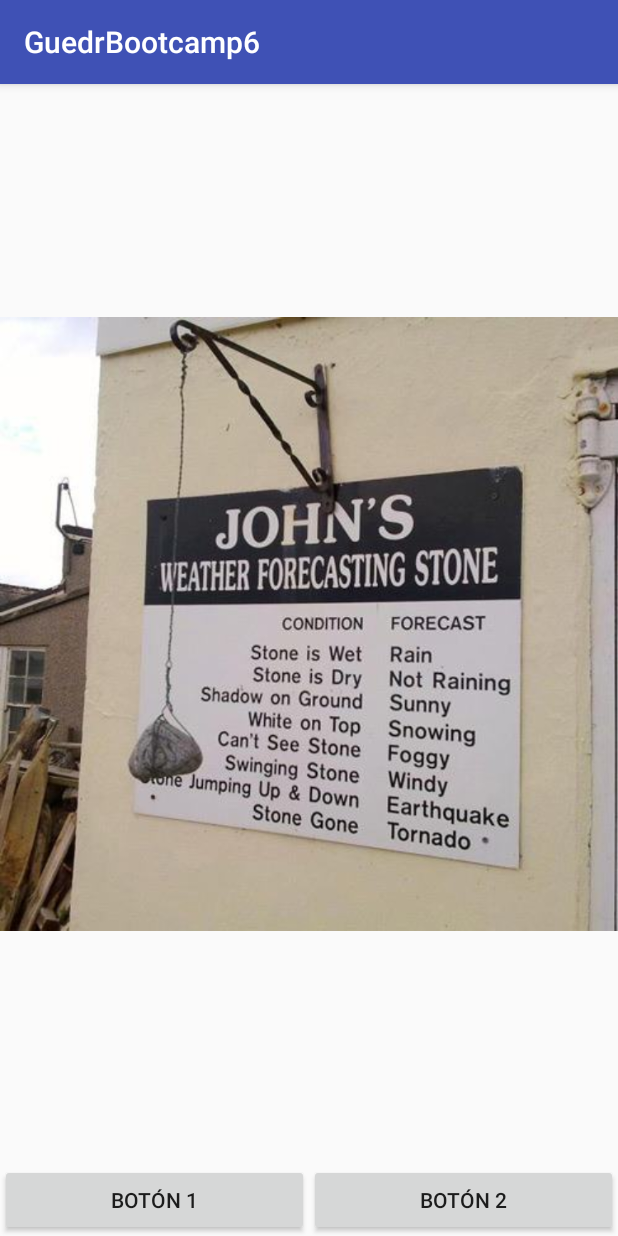
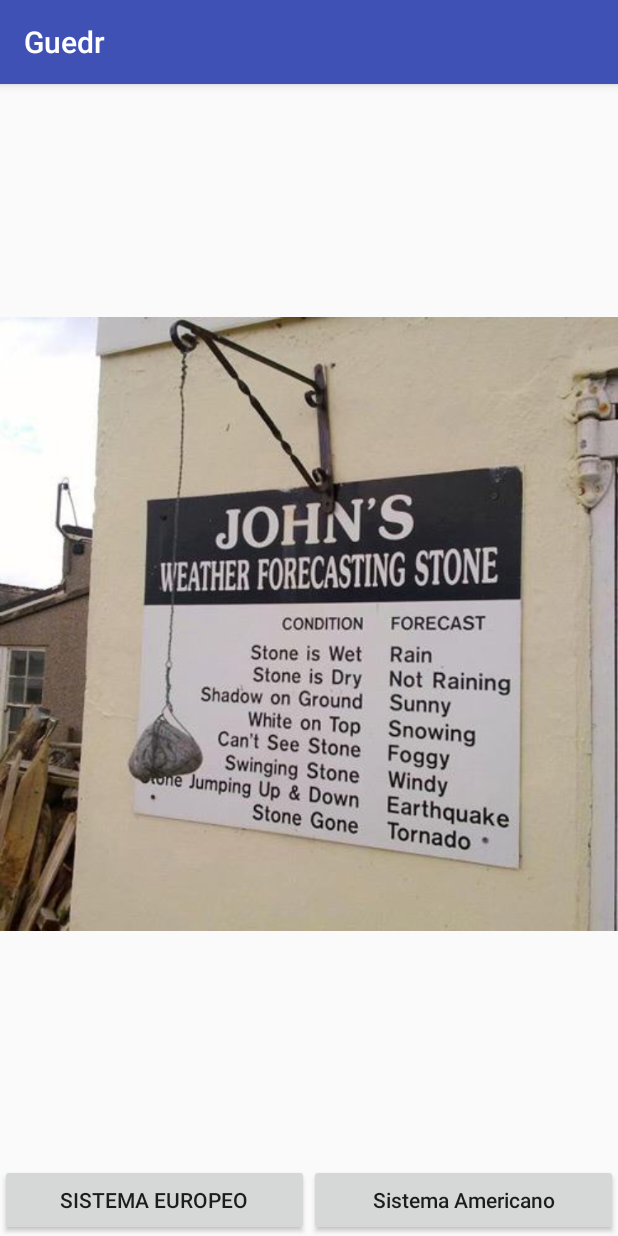
Before and after one commit to scabher/KeepCodingMobileBootcampVI-Guedr, an Android app: the screen it shows after launch (MainActivity), on a phone screen of 412 x 824 dp. Run offline under Robolectric (Android 15) with nearby library versions, the phone set to English and light mode, and no system bars.

Commit message:
Assign action on button click Several ways to initialize attributes/properties

```diff
--- a/app/src/main/java/com/scabher/guedrbootcamp6/MainActivity.kt
+++ b/app/src/main/java/com/scabher/guedrbootcamp6/MainActivity.kt
@@ -1,20 +1,56 @@
 package com.scabher.guedrbootcamp6
 
 import android.os.Bundle
-import android.os.PersistableBundle
 import android.support.v7.app.AppCompatActivity
 import android.util.Log
+import android.view.View
+import android.widget.Button
+import android.widget.ImageView
 
 // AppCompatActivity : Compatibilidad con versiones anteriores de Android.
 // () : Se indica para especificar el constructor a usar por defecto
-class MainActivity : AppCompatActivity() {
+class MainActivity : AppCompatActivity(), View.OnClickListener {
+    val TAG = MainActivity::class.java.canonicalName
+//    lateinit var forecastImage: ImageView   // lateinit indica que me hago cargo de que no sea null antes de usarlo
+
+    val forecastImage by lazy {
+        findViewById<ImageView>(R.id.forecastImage) // Se ejecuta la primera vez que se accede, se inicializa con la última línea de la "closure"
+    }
 
     // ? : Existen tipos opcionales como en Swift, C#, ...
     override fun onCreate(savedInstanceState: Bundle?) {
         super.onCreate(savedInstanceState)
+        // Carga el layout de inicio
         setContentView(R.layout.activity_main)
 
-        Log.v("UnTag", "han llamado a onCreate: Numero = " + savedInstanceState?.get("Numero"))
+//        val europeanButton = findViewById<Button>(R.id.european_system_button)
+//        val europeanButton: Button = findViewById(R.id.european_system_button)
+        val europeanButton = findViewById(R.id.european_system_button) as? Button
+        val americanButton = findViewById(R.id.american_system_button) as? Button
+
+//        forecastImage = findViewById(R.id.forecastImage)
+
+//        europeanButton?.let {
+//            europeanButton?.setOnClickListener(this)
+//        }
+        // Kotlin sabe que dentro del if europeanButton no es null, como el "if let" de Swift
+//        if (europeanButton != null) {
+//            europeanButton.setOnClickListener(this)
+//        }
+//
+//        if (americanButton != null) {
+//            americanButton.setOnClickListener(this)
+//        }
+
+        europeanButton?.setOnClickListener {
+            forecastImage.setImageResource(R.drawable.offline_weather)
+        }
+
+        americanButton?.setOnClickListener {
+            forecastImage.setImageResource(R.drawable.offline_weather2)
+        }
+
+        Log.v(TAG, "han llamado a onCreate: Numero = " + savedInstanceState?.get("Numero"))
     }
 
     // Se usa para guardar datos antes de que se destruya la Activity
@@ -25,4 +61,40 @@ class MainActivity : AppCompatActivity() {
         // Diccionario donde se guardan los datos
         outState?.putInt("Numero", 3)
     }
+
+//    override fun onClick(view: View?) {
+//        if (view == null) {
+//            return
+//        }
+
+        // view.getId() es lo mismo que v.id
+//        if (view.id == R.id.european_system_button) {
+//            Log.v(TAG, "Han pulsado el botón europeo")
+//        }
+//        else if (view.getId() == R.id.american_system_button) {
+//            Log.v(TAG, "Han pulsado el botón americano")
+//        }
+//        else {
+//            Log.v(TAG, "Han pulsado vista desconocida")
+//        }
+
+//        Log.v(TAG,
+//                when (view.id) {
+//                    R.id.european_system_button -> "Han pulsado el botón europeo"
+//                    R.id.american_system_button -> {
+//                        val a = 2 + 2
+//                        Log.v(TAG, "el valor de a: $a")
+//                        "Han pulsado el botón americano"
+//                    }
+//                    else -> "Han pulsado vista desconocida"
+//                }
+//        )
+//
+//        val image2Show = when (view.id) {
+//            R.id.european_system_button -> R.drawable.offline_weather
+//            else -> R.drawable.offline_weather2
+//        }
+//
+//        forecastImage?.setImageResource(image2Show)
+//    }
 }
--- a/app/src/main/res/layout/activity_main.xml
+++ b/app/src/main/res/layout/activity_main.xml
@@ -1,6 +1,5 @@
 <?xml version="1.0" encoding="utf-8"?>
 <LinearLayout xmlns:android="http://schemas.android.com/apk/res/android"
-    xmlns:app="http://schemas.android.com/apk/res-auto"
     xmlns:tools="http://schemas.android.com/tools"
     android:layout_width="match_parent"
     android:layout_height="match_parent"
@@ -8,9 +7,11 @@
     tools:context=".MainActivity">
 
     <ImageView
+        android:id="@+id/forecastImage"
         android:layout_weight="1"
         android:layout_width="match_parent"
         android:layout_height="0dp"
+        android:contentDescription="@string/offline_image_description"
         android:src="@drawable/offline_weather"/>
 
     <LinearLayout
@@ -18,16 +19,19 @@
         android:layout_height="wrap_content">
 
         <Button
+            android:id="@+id/european_system_button"
             android:layout_weight="1"
             android:layout_width="0dp"
             android:layout_height="wrap_content"
-            android:text="Botón 1"/>
+            android:text="@string/european_system_button"/>
 
         <Button
+            android:id="@+id/american_system_button"
+            android:textAllCaps="false"
             android:layout_weight="1"
             android:layout_width="0dp"
             android:layout_height="wrap_content"
-            android:text="Botón 2"/>
+            android:text="@string/american_system_button"/>
     </LinearLayout>
 
 </LinearLayout>
--- a/app/src/main/res/values/strings.xml
+++ b/app/src/main/res/values/strings.xml
@@ -1,3 +1,6 @@
 <resources>
-    <string name="app_name">GuedrBootcamp6</string>
+    <string name="app_name">Guedr</string>
+    <string name="offline_image_description"></string>
+    <string name="european_system_button">Sistema Europeo</string>
+    <string name="american_system_button">Sistema Americano</string>
 </resources>
```
Also changed, not shown: app/src/main/res/drawable/offline_weather2.jpg (added).
